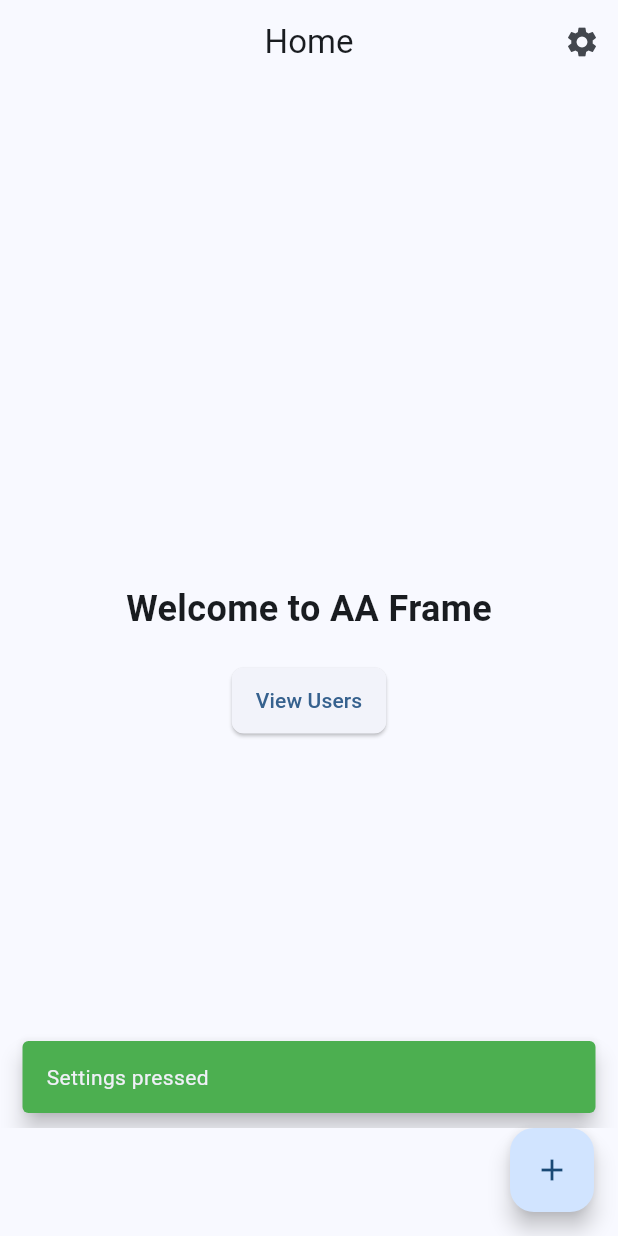
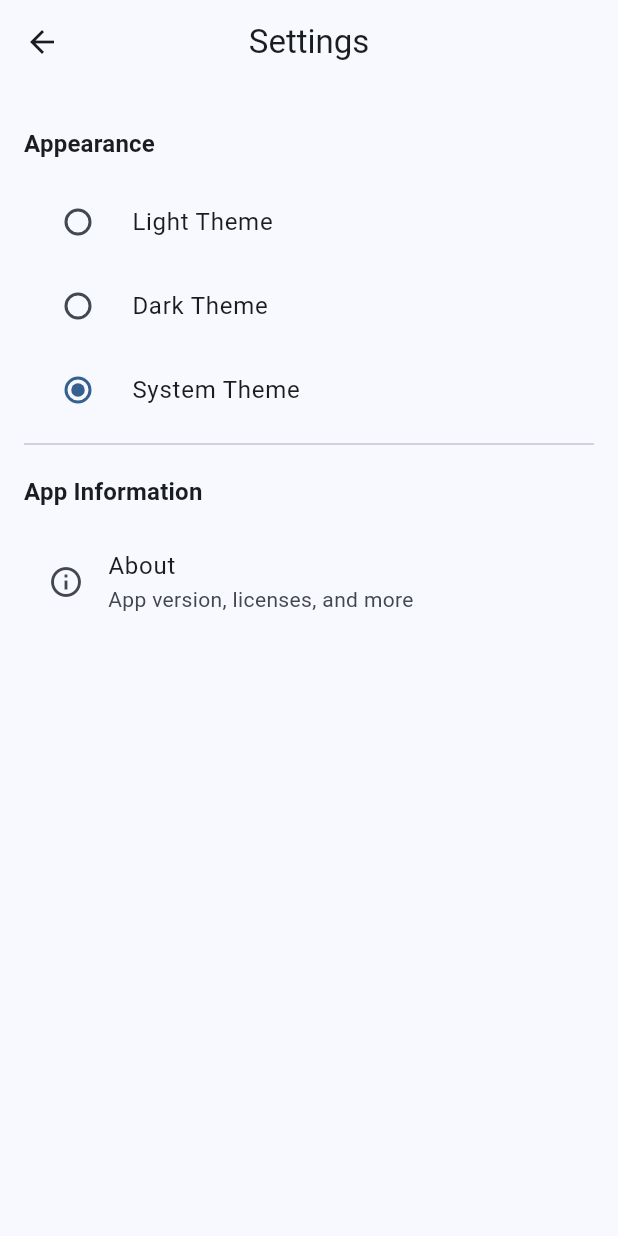
Before and after one commit to hariysu/aa-frame, a Flutter app: the screen it shows after launch, after a tap on the "settings" icon, on a phone screen of 412 x 824 dp. Run offline on Flutter 3.47's test engine with Material 3 defaults, Android fonts, the light colour scheme and no system bars; our stand-ins replace shared_preferences.

Commit message:
Theme options

```diff
--- /dev/null
+++ b/lib/core/providers/theme_provider.dart
@@ -0,0 +1,64 @@
+import 'package:flutter/material.dart';
+import 'package:shared_preferences/shared_preferences.dart';
+
+/// Provider for managing app theme
+class ThemeProvider extends ChangeNotifier {
+  static const String _themePreferenceKey = 'theme_mode';
+
+  ThemeMode _themeMode = ThemeMode.system;
+
+  /// Get current theme mode
+  ThemeMode get themeMode => _themeMode;
+
+  /// Constructor loads saved theme
+  ThemeProvider() {
+    _loadThemeFromPrefs();
+  }
+
+  /// Load theme from shared preferences
+  Future<void> _loadThemeFromPrefs() async {
+    final prefs = await SharedPreferences.getInstance();
+    final savedThemeMode = prefs.getString(_themePreferenceKey);
+
+    if (savedThemeMode != null) {
+      _themeMode = _getThemeModeFromString(savedThemeMode);
+      notifyListeners();
+    }
+  }
+
+  /// Save theme to shared preferences
+  Future<void> _saveThemeToPrefs(ThemeMode mode) async {
+    final prefs = await SharedPreferences.getInstance();
+    await prefs.setString(_themePreferenceKey, mode.toString());
+  }
+
+  /// Convert string to ThemeMode
+  ThemeMode _getThemeModeFromString(String themeModeString) {
+    switch (themeModeString) {
+      case 'ThemeMode.light':
+        return ThemeMode.light;
+      case 'ThemeMode.dark':
+        return ThemeMode.dark;
+      default:
+        return ThemeMode.system;
+    }
+  }
+
+  /// Set theme mode
+  Future<void> setThemeMode(ThemeMode mode) async {
+    if (_themeMode == mode) return;
+
+    _themeMode = mode;
+    notifyListeners();
+    await _saveThemeToPrefs(mode);
+  }
+
+  /// Toggle between light and dark theme
+  Future<void> toggleTheme() async {
+    if (_themeMode == ThemeMode.light) {
+      await setThemeMode(ThemeMode.dark);
+    } else {
+      await setThemeMode(ThemeMode.light);
+    }
+  }
+}
--- a/lib/main.dart
+++ b/lib/main.dart
@@ -1,7 +1,9 @@
 import 'package:flutter/material.dart';
+import 'package:provider/provider.dart';
 
 import 'config/app_config.dart';
 import 'core/theme.dart';
+import 'core/providers/theme_provider.dart';
 import 'routes/app_router.dart';
 
 void main() {
@@ -12,7 +14,12 @@ void main() {
   AppConfig.initialize(environment: Environment.development);
 
   // Run the app
-  runApp(const MyApp());
+  runApp(
+    ChangeNotifierProvider(
+      create: (_) => ThemeProvider(),
+      child: const MyApp(),
+    ),
+  );
 }
 
 /// The main app widget
@@ -21,11 +28,14 @@ class MyApp extends StatelessWidget {
 
   @override
   Widget build(BuildContext context) {
+    // Get the current theme from the provider
+    final themeProvider = Provider.of<ThemeProvider>(context);
+
     return MaterialApp(
       title: AppConfig.instance.appName,
       theme: AppTheme.lightTheme,
       darkTheme: AppTheme.darkTheme,
-      themeMode: ThemeMode.system, // Use system theme by default
+      themeMode: themeProvider.themeMode,
       initialRoute: AppRoutes.home,
       onGenerateRoute: AppRouter.onGenerateRoute,
       debugShowCheckedModeBanner: false,
--- a/lib/presentation/screens/home_screen.dart
+++ b/lib/presentation/screens/home_screen.dart
@@ -1,5 +1,6 @@
 import 'package:flutter/material.dart';
 import '../../core/utils.dart';
+import '../../routes/app_router.dart';
 
 /// Home screen of the application
 class HomeScreen extends StatelessWidget {
@@ -14,8 +15,8 @@ class HomeScreen extends StatelessWidget {
           IconButton(
             icon: const Icon(Icons.settings),
             onPressed: () {
-              // TODO: Navigate to settings screen
-              Utils.showSnackBar(context, 'Settings pressed');
+              // Navigate to settings screen
+              AppRouter.navigateTo(context, AppRoutes.settings);
             },
           ),
         ],
--- /dev/null
+++ b/lib/presentation/screens/settings_screen.dart
@@ -0,0 +1,129 @@
+import 'package:flutter/material.dart';
+import 'package:provider/provider.dart';
+import '../../core/providers/theme_provider.dart';
+import '../../core/utils.dart';
+
+/// Settings screen for the application
+class SettingsScreen extends StatelessWidget {
+  const SettingsScreen({super.key});
+
+  @override
+  Widget build(BuildContext context) {
+    final themeProvider = Provider.of<ThemeProvider>(context);
+
+    return Scaffold(
+      appBar: AppBar(
+        title: const Text('Settings'),
+      ),
+      body: ListView(
+        padding: const EdgeInsets.all(16),
+        children: [
+          // Theme section
+          const _SectionHeader(title: 'Appearance'),
+
+          // Theme mode selection
+          _ThemeModeSelector(
+            currentThemeMode: themeProvider.themeMode,
+            onThemeModeChanged: (ThemeMode mode) {
+              themeProvider.setThemeMode(mode);
+              Utils.showSnackBar(
+                context,
+                'Theme changed to ${_getThemeModeName(mode)}',
+              );
+            },
+          ),
+
+          const Divider(),
+
+          // App info section
+          const _SectionHeader(title: 'App Information'),
+
+          ListTile(
+            leading: const Icon(Icons.info_outline),
+            title: const Text('About'),
+            subtitle: const Text('App version, licenses, and more'),
+            onTap: () {
+              // TODO: Navigate to about screen
+              Utils.showSnackBar(context, 'About pressed');
+            },
+          ),
+        ],
+      ),
+    );
+  }
+
+  /// Get readable name for theme mode
+  String _getThemeModeName(ThemeMode mode) {
+    switch (mode) {
+      case ThemeMode.light:
+        return 'Light';
+      case ThemeMode.dark:
+        return 'Dark';
+      case ThemeMode.system:
+        return 'System';
+    }
+  }
+}
+
+/// Section header widget
+class _SectionHeader extends StatelessWidget {
+  final String title;
+
+  const _SectionHeader({required this.title});
+
+  @override
+  Widget build(BuildContext context) {
+    return Padding(
+      padding: const EdgeInsets.symmetric(vertical: 12),
+      child: Text(
+        title,
+        style: Theme.of(context).textTheme.titleMedium?.copyWith(
+              fontWeight: FontWeight.bold,
+            ),
+      ),
+    );
+  }
+}
+
+/// Theme mode selector widget
+class _ThemeModeSelector extends StatelessWidget {
+  final ThemeMode currentThemeMode;
+  final Function(ThemeMode) onThemeModeChanged;
+
+  const _ThemeModeSelector({
+    required this.currentThemeMode,
+    required this.onThemeModeChanged,
+  });
+
+  @override
+  Widget build(BuildContext context) {
+    return Column(
+      children: [
+        RadioListTile<ThemeMode>(
+          title: const Text('Light Theme'),
+          value: ThemeMode.light,
+          groupValue: currentThemeMode,
+          onChanged: (ThemeMode? value) {
+            if (value != null) onThemeModeChanged(value);
+          },
+        ),
+        RadioListTile<ThemeMode>(
+          title: const Text('Dark Theme'),
+          value: ThemeMode.dark,
+          groupValue: currentThemeMode,
+          onChanged: (ThemeMode? value) {
+            if (value != null) onThemeModeChanged(value);
+          },
+        ),
+        RadioListTile<ThemeMode>(
+          title: const Text('System Theme'),
+          value: ThemeMode.system,
+          groupValue: currentThemeMode,
+          onChanged: (ThemeMode? value) {
+            if (value != null) onThemeModeChanged(value);
+          },
+        ),
+      ],
+    );
+  }
+}
--- a/lib/routes/app_router.dart
+++ b/lib/routes/app_router.dart
@@ -1,5 +1,6 @@
 import 'package:flutter/material.dart';
 import '../presentation/screens/home_screen.dart';
+import '../presentation/screens/settings_screen.dart';
 
 /// Route names used in the app
 class AppRoutes {
@@ -24,6 +25,11 @@ class AppRouter {
           builder: (_) => const HomeScreen(),
         );
 
+      case AppRoutes.settings:
+        return MaterialPageRoute(
+          builder: (_) => const SettingsScreen(),
+        );
+
       // TODO: Add more routes as screens are created
       // case AppRoutes.users:
       //   return MaterialPageRoute(
@@ -34,11 +40,6 @@ class AppRouter {
       //   final userId = settings.arguments as String;
       //   return MaterialPageRoute(
       //     builder: (_) => UserDetailsScreen(userId: userId),
-      //   );
-
-      // case AppRoutes.settings:
-      //   return MaterialPageRoute(
-      //     builder: (_) => const SettingsScreen(),
       //   );
 
       // case AppRoutes.login:
--- a/pubspec.yaml
+++ b/pubspec.yaml
@@ -9,7 +9,9 @@ environment:
 dependencies:
   flutter:
     sdk: flutter
-  http: ^1.3.0
+  http: ^1.1.0
+  provider: ^6.1.1
+  shared_preferences: ^2.2.2
 
 dev_dependencies:
   flutter_test:
```
Also changed, not shown: pubspec.lock, 8 other files.
